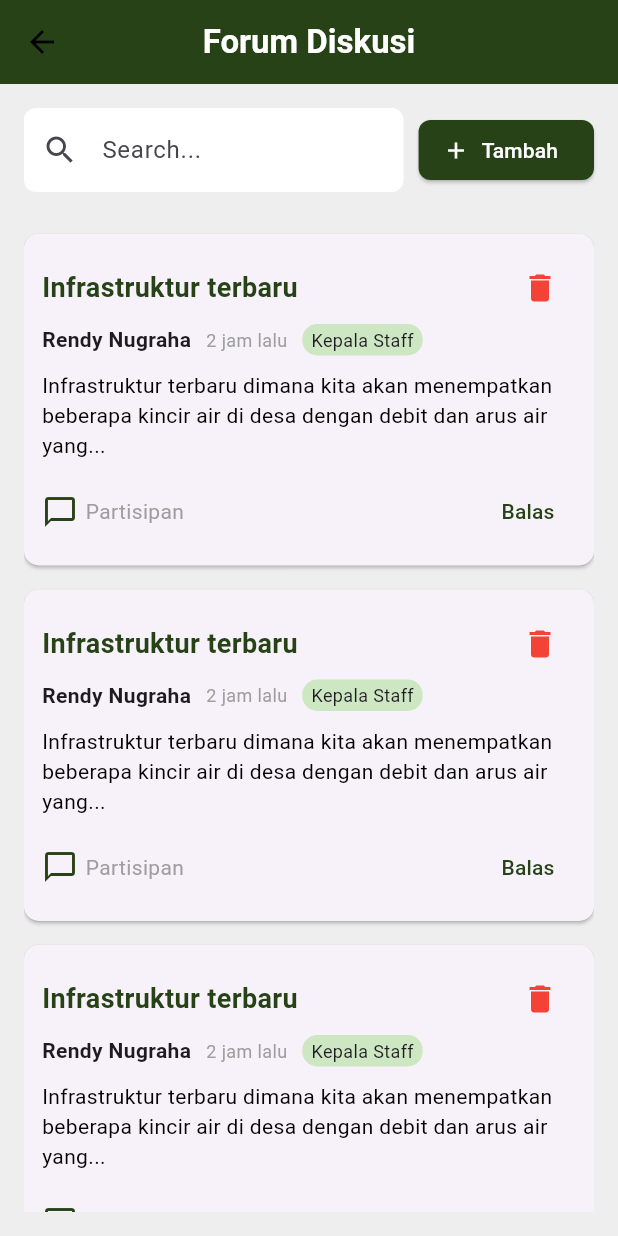
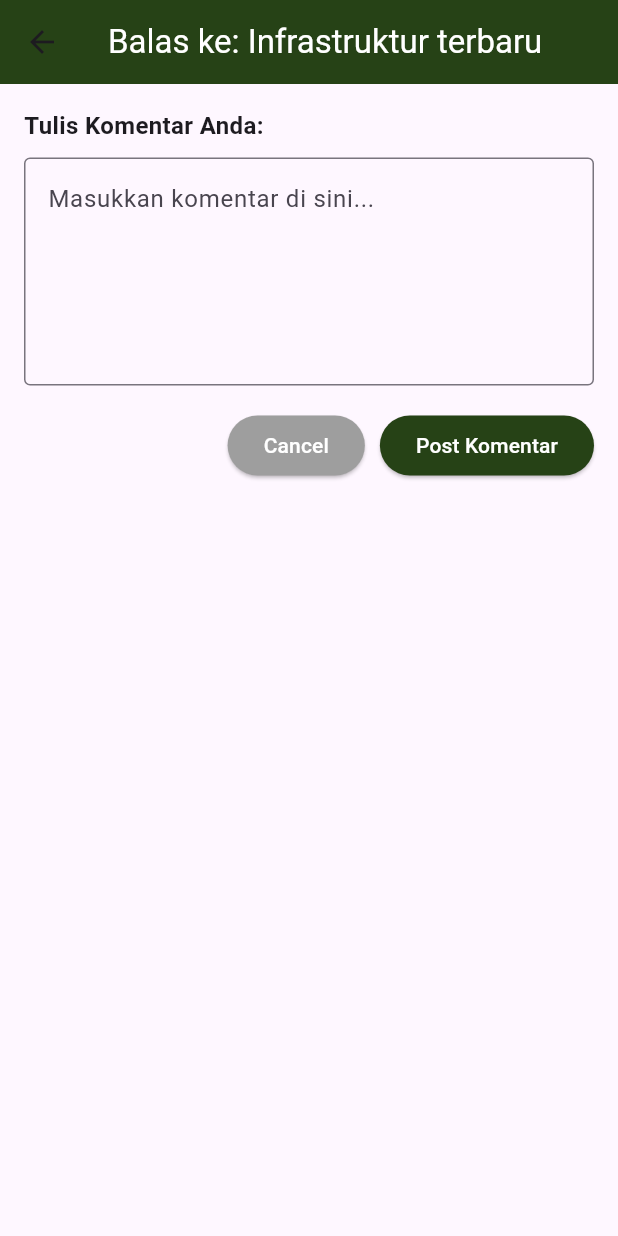
Before and after one commit to proyek-tingkat-ecoplus/tubes_mobpro, a Flutter app: the ForumPage screen opened directly, after a tap on "Balas", on a phone screen of 412 x 824 dp. Run offline on Flutter 3.47's test engine with Material 3 defaults, Android fonts, the phone set to English and light mode, and no system bars; our stand-ins replace flutter_animate, flutter_typeahead, geocoding, google_maps_flutter, image_picker, page_transition and 3 more; missing offline and left inert: bottom_picker, flutter_quill; accounts and stored records are empty.

Commit message:
merge punya ipin

```diff
--- a/tubes_mobpro/lib/pages/Forum.dart
+++ b/tubes_mobpro/lib/pages/Forum.dart
@@ -1,7 +1,8 @@
 import 'package:flutter/material.dart';
+import 'package:flutter_quill/flutter_quill.dart';
 
 class ForumPage extends StatefulWidget {
-  const ForumPage({super.key});
+  const ForumPage({Key? key}) : super(key: key);
 
   @override
   State<ForumPage> createState() => _ForumPageState();
@@ -9,10 +10,38 @@ class ForumPage extends StatefulWidget {
 
 class _ForumPageState extends State<ForumPage> {
   int _selectedIndex = 0;
+  List<Map<String, dynamic>> forumPosts = [
+    {
+      'title': 'Infrastruktur terbaru',
+      'author': 'Rendy Nugraha',
+      'timeAgo': '2 jam lalu',
+      'role': 'Kepala Staff',
+      'content': 'Infrastruktur terbaru dimana kita akan menempatkan beberapa kincir air di desa dengan debit dan arus air yang...',
+      'comments': []
+    },
+  ];
 
   void _onItemTapped(int index) {
     setState(() {
       _selectedIndex = index;
+    });
+  }
+
+  void _deletePost(int index) {
+    setState(() {
+      forumPosts.removeAt(index);
+    });
+  }
+
+  void _addNewPost(Map<String, String> newPost) {
+    setState(() {
+      forumPosts.insert(0, {...newPost, 'comments': []});
+    });
+  }
+
+  void _addComment(int postIndex, String comment) {
+    setState(() {
+      forumPosts[postIndex]['comments'].add(comment);
     });
   }
 
@@ -22,14 +51,12 @@ class _ForumPageState extends State<ForumPage> {
       appBar: AppBar(
         title: Text("Forum Diskusi"),
         centerTitle: true,
-        elevation: 0,
         backgroundColor: Color.fromRGBO(38, 66, 22, 10),
         titleTextStyle: TextStyle(
           color: Colors.white,
           fontSize: 22,
           fontWeight: FontWeight.bold,
         ),
-        iconTheme: IconThemeData(color: Colors.black),
       ),
       backgroundColor: Colors.grey[200],
       body: Padding(
@@ -54,21 +81,17 @@ class _ForumPageState extends State<ForumPage> {
                 ),
                 SizedBox(width: 10),
                 ElevatedButton.icon(
-                  onPressed: () {
-                    Navigator.push(
+                  onPressed: () async {
+                    final newPost = await Navigator.push(
                       context,
                       MaterialPageRoute(builder: (context) => TambahForumPage()),
-
                     );
+                    if (newPost != null) {
+                      _addNewPost(newPost);
+                    }
                   },
-                  icon: Icon(
-                    Icons.add,
-                    color: Colors.white,
-                  ),
-                  label: Text(
-                    'Tambah',
-                    style: TextStyle(color: Colors.white)
-                  ),
+                  icon: Icon(Icons.add, color: Colors.white),
+                  label: Text('Tambah', style: TextStyle(color: Colors.white)),
                   style: ElevatedButton.styleFrom(
                     backgroundColor: Color.fromRGBO(38, 66, 22, 10),
                     shape: RoundedRectangleBorder(
@@ -81,17 +104,31 @@ class _ForumPageState extends State<ForumPage> {
             SizedBox(height: 20),
             Expanded(
               child: ListView.builder(
-                itemCount: 4, // Number of forum posts
+                itemCount: forumPosts.length,
                 itemBuilder: (context, index) {
+                  final post = forumPosts[index];
                   return PostCard(
-                    title: 'Infrastruktur terbaru',
-                    author: 'Rendy Nugraha',
-                    timeAgo: '2 jam lalu',
-                    role: 'Kepala Staff',
-                    content:
-                        'Infrastruktur terbaru dimana kita akan menempatkan beberapa kincir air di desa dengan debit dan arus air yang...',
+                    title: post['title']!,
+                    author: post['author']!,
+                    timeAgo: post['timeAgo']!,
+                    role: post['role']!,
+                    content: post['content']!,
+                    comments: List<String>.from(post['comments']),
                     onDelete: () {
-                      // Action for delete button
+                      _deletePost(index);
+                    },
+                    onReply: () {
+                      Navigator.push(
+                        context,
+                        MaterialPageRoute(
+                          builder: (context) => ReplyPage(
+                            postTitle: post['title']!,
+                            onCommentAdded: (comment) {
+                              _addComment(index, comment);
+                            },
+                          ),
+                        ),
+                      );
                     },
                   );
                 },
@@ -105,7 +142,8 @@ class _ForumPageState extends State<ForumPage> {
 }
 
 class TambahForumPage extends StatelessWidget {
-  const TambahForumPage({super.key});
+  final TextEditingController _titleController = TextEditingController();
+  final _controller = QuillController.basic();
 
   void _showPostConfirmationDialog(BuildContext context) {
     showDialog(
@@ -130,17 +168,13 @@ class TambahForumPage extends StatelessWidget {
             children: [
               Text(
                 'klik di sini untuk melihat forum yang telah Anda buat!',
-                style: TextStyle(
-                  color: Colors.black,
-                  fontWeight: FontWeight.bold
-                ),
+                style: TextStyle(color: Colors.black, fontWeight: FontWeight.bold),
                 textAlign: TextAlign.center,
               ),
               SizedBox(height: 20),
               ElevatedButton(
                 onPressed: () {
                   Navigator.of(context).pop();
-                  // Navigate to the created forum page
                 },
                 style: ElevatedButton.styleFrom(
                   backgroundColor: Color.fromRGBO(38, 66, 22, 10),
@@ -150,20 +184,6 @@ class TambahForumPage extends StatelessWidget {
                   minimumSize: Size(double.infinity, 50),
                 ),
                 child: Text('lihat forum', style: TextStyle(color: Colors.white)),
-              ),
-              SizedBox(height: 10),
-              OutlinedButton(
-                onPressed: () {
-                  Navigator.of(context).pop();
-                  // Navigate to explore other forums
-                },
-                style: OutlinedButton.styleFrom(
-                  shape: RoundedRectangleBorder(
-                    borderRadius: BorderRadius.circular(10),
-                  ),
-                  minimumSize: Size(double.infinity, 50),
-                ),
-                child: Text('lihat forum lain', style: TextStyle(color: Colors.black)),
               ),
             ],
           ),
@@ -176,11 +196,7 @@ class TambahForumPage extends StatelessWidget {
   Widget build(BuildContext context) {
     return Scaffold(
       appBar: AppBar(
-        title: Text(
-          "Tambah Forum",
-          style: TextStyle(color: Colors.white),
-        ),
-
+        title: Text("Tambah Forum", style: TextStyle(color: Colors.white)),
         centerTitle: true,
         backgroundColor: Color.fromRGBO(38, 66, 22, 10),
       ),
@@ -189,21 +205,16 @@ class TambahForumPage extends StatelessWidget {
         child: Column(
           crossAxisAlignment: CrossAxisAlignment.start,
           children: [
-            Text(
-              'Judul Forum',
-              style: TextStyle(fontSize: 16, fontWeight: FontWeight.bold),
-            ),
+            Text('Judul Forum', style: TextStyle(fontSize: 16, fontWeight: FontWeight.bold)),
             TextField(
+              controller: _titleController,
               decoration: InputDecoration(
                 border: OutlineInputBorder(),
                 hintText: 'Masukkan judul forum',
               ),
             ),
             SizedBox(height: 16),
-            Text(
-              'Isi Forum',
-              style: TextStyle(fontSize: 16, fontWeight: FontWeight.bold),
-            ),
+            Text('Isi Forum', style: TextStyle(fontSize: 16, fontWeight: FontWeight.bold)),
             Expanded(
               child: Container(
                 decoration: BoxDecoration(
@@ -212,12 +223,19 @@ class TambahForumPage extends StatelessWidget {
                 ),
                 child: Padding(
                   padding: const EdgeInsets.all(8.0),
-                  child: TextField(
-                    maxLines: null,
-                    decoration: InputDecoration(
-                      hintText: 'Tulis pertanyaan di sini...',
-                      border: InputBorder.none,
-                    ),
+                  child: Column(
+                    children: [
+                      QuillSimpleToolbar(
+                        controller: _controller,
+                        configurations: const QuillSimpleToolbarConfigurations(),
+                      ),
+                      Expanded(
+                        child: QuillEditor.basic(
+                          controller: _controller,
+                          configurations: const QuillEditorConfigurations(),
+                        ),
+                      )
+                    ],
                   ),
                 ),
               ),
@@ -230,25 +248,24 @@ class TambahForumPage extends StatelessWidget {
                   onPressed: () {
                     Navigator.pop(context);
                   },
-                  style: ElevatedButton.styleFrom(
-                    backgroundColor: Colors.grey,
-                  ),
-                  child: Text(
-                    'Cancel',
-                    style: TextStyle(color: Colors.white),
-                  ),
+                  style: ElevatedButton.styleFrom(backgroundColor: Colors.grey),
+                  child: Text('Cancel', style: TextStyle(color: Colors.white)),
                 ),
                 ElevatedButton(
                   onPressed: () {
-                    _showPostConfirmationDialog(context);
+                    final newPost = {
+                      'title': _titleController.text,
+                      'author': 'Pengguna',
+                      'timeAgo': 'Baru saja',
+                      'role': 'Anggota',
+                      'content': _controller.document.toPlainText(), // Get content from Quill
+                    };
+                    Navigator.pop(context, newPost);
                   },
                   style: ElevatedButton.styleFrom(
                     backgroundColor: Color.fromRGBO(38, 66, 22, 10),
                   ),
-                  child: Text(
-                    'Post ke Forum',
-                    style: TextStyle(color: Colors.white),
-                  ),
+                  child: Text('Post ke Forum', style: TextStyle(color: Colors.white)),
                 ),
               ],
             ),
@@ -265,98 +282,75 @@ class PostCard extends StatelessWidget {
   final String timeAgo;
   final String role;
   final String content;
+  final List<String> comments;
   final VoidCallback onDelete;
+  final VoidCallback onReply;
 
-  const PostCard({super.key,
+  PostCard({
     required this.title,
     required this.author,
     required this.timeAgo,
     required this.role,
     required this.content,
+    required this.comments,
     required this.onDelete,
+    required this.onReply,
   });
 
   @override
   Widget build(BuildContext context) {
     return Card(
+      elevation: 2,
       margin: EdgeInsets.symmetric(vertical: 8),
-      shape: RoundedRectangleBorder(
-        borderRadius: BorderRadius.circular(10),
-      ),
       child: Padding(
-        padding: const EdgeInsets.all(12.0),
+        padding: const EdgeInsets.all(16.0),
         child: Column(
           crossAxisAlignment: CrossAxisAlignment.start,
           children: [
             Row(
               children: [
-                Expanded(
-                  child: Text(
-                    title,
-                    style: TextStyle(
-                      fontSize: 18,
-                      fontWeight: FontWeight.bold,
-                      color: Color.fromRGBO(38, 66, 22, 10),
-                    ),
-                  ),
+                CircleAvatar(
+                  backgroundColor: Colors.grey[300],
+                  child: Text(author[0].toUpperCase()),
                 ),
+                SizedBox(width: 10),
+                Column(
+                  crossAxisAlignment: CrossAxisAlignment.start,
+                  children: [
+                    Text(author, style: TextStyle(fontWeight: FontWeight.bold)),
+                    Text('$timeAgo • $role'),
+                  ],
+                ),
+                Spacer(),
                 IconButton(
                   icon: Icon(Icons.delete, color: Colors.red),
                   onPressed: onDelete,
                 ),
               ],
             ),
-            Row(
-              children: [
-                Text(
-                  author,
-                  style: TextStyle(
-                    fontSize: 14,
-                    fontWeight: FontWeight.bold,
-                  ),
-                ),
-                SizedBox(width: 10),
-                Text(
-                  timeAgo,
-                  style: TextStyle(fontSize: 12, color: Colors.grey),
-                ),
-                SizedBox(width: 10),
-                Container(
-                  padding: EdgeInsets.symmetric(horizontal: 6, vertical: 2),
-                  decoration: BoxDecoration(
-                    color: Color.fromRGBO(206, 231, 195, 10),
-                    borderRadius: BorderRadius.circular(10),
-                  ),
-                  child: Text(
-                    role,
-                    style: TextStyle(fontSize: 12),
-                  ),
-                ),
-              ],
-            ),
             SizedBox(height: 10),
-            Text(
-              content,
-              style: TextStyle(fontSize: 14, color: Colors.black),
-            ),
+            Text(title, style: TextStyle(fontSize: 16, fontWeight: FontWeight.bold)),
+            SizedBox(height: 5),
+            Text(content),
+            SizedBox(height: 10),
+            if (comments.isNotEmpty)
+              Column(
+                crossAxisAlignment: CrossAxisAlignment.start,
+                children: comments.map((comment) => Padding(
+                  padding: const EdgeInsets.symmetric(vertical: 4.0),
+                  child: Text('- $comment'),
+                )).toList(),
+              ),
             SizedBox(height: 10),
             Row(
               children: [
                 Icon(Icons.chat_bubble_outline, color: Color.fromRGBO(38, 66, 22, 10)),
                 SizedBox(width: 5),
-                Text(
-                  'Partisipan',
-                  style: TextStyle(color: Colors.grey),
-                ),
+                Text('Partisipan', style: TextStyle(color: Colors.grey)),
                 Spacer(),
                 TextButton(
-                  onPressed: () {
-                    // Action for "Balas" button
-                  },
-                  child: Text(
-                    'Balas',
-                    style: TextStyle(color: Color.fromRGBO(38, 66, 22, 10)),
-                  ),
+                  onPressed: onReply,
+                  child: Text('Balas', style: TextStyle(color: Color.fromRGBO(38, 66, 22, 10))),
                 ),
               ],
             ),
@@ -366,3 +360,66 @@ class PostCard extends StatelessWidget {
     );
   }
 }
+
+class ReplyPage extends StatelessWidget {
+  final String postTitle;
+  final ValueChanged<String> onCommentAdded;
+
+  ReplyPage({required this.postTitle, required this.onCommentAdded});
+
+  final TextEditingController _replyController = TextEditingController();
+
+  @override
+  Widget build(BuildContext context) {
+    return Scaffold(
+      appBar: AppBar(
+        title: Text('Balas ke: $postTitle', style: TextStyle(color: Colors.white)),
+        backgroundColor: Color.fromRGBO(38, 66, 22, 10),
+      ),
+      body: Padding(
+        padding: const EdgeInsets.all(16.0),
+        child: Column(
+          crossAxisAlignment: CrossAxisAlignment.start,
+          children: [
+            Text('Tulis Komentar Anda:', style: TextStyle(fontSize: 16, fontWeight: FontWeight.bold)),
+            SizedBox(height: 10),
+            TextField(
+              controller: _replyController,
+              maxLines: 5,
+              decoration: InputDecoration(
+                border: OutlineInputBorder(),
+                hintText: 'Masukkan komentar di sini...',
+              ),
+            ),
+            SizedBox(height: 16),
+            Row(
+              mainAxisAlignment: MainAxisAlignment.end,
+              children: [
+                ElevatedButton(
+                  onPressed: () {
+                    Navigator.pop(context);
+                  },
+                  style: ElevatedButton.styleFrom(backgroundColor: Colors.grey),
+                  child: Text('Cancel', style: TextStyle(color: Colors.white)),
+                ),
+                SizedBox(width: 10),
+                ElevatedButton(
+                  onPressed: () {
+                    if (_replyController.text.isNotEmpty) {
+                      onCommentAdded(_replyController.text);
+                    }
+                    Navigator.pop(context);
+                  },
+                  style: ElevatedButton.styleFrom(
+                    backgroundColor: Color.fromRGBO(38, 66, 22, 10),
+                  ),
+                  child: Text('Post Komentar', style: TextStyle(color: Colors.white)),
+                ),
+              ],
+            ),
+          ],
+        ),
+      ),
+    );
+  }
+}
--- a/tubes_mobpro/pubspec.yaml
+++ b/tubes_mobpro/pubspec.yaml
@@ -35,7 +35,7 @@ dependencies:
   table_calendar: ^3.0.0
   image_picker: ^1.1.2
   bottom_picker: ^2.8.0
-
+  flutter_quill: ^10.8.5
   # The following adds the Cupertino Icons font to your application.
   # Use with the CupertinoIcons class for iOS style icons.
   cupertino_icons: ^1.0.8
```
Also changed, not shown: tubes_mobpro/lib/compoennt/ParsistentButtonNav.dart (deleted, +0 -99 lines), tubes_mobpro/pubspec.lock, 7 other files.
